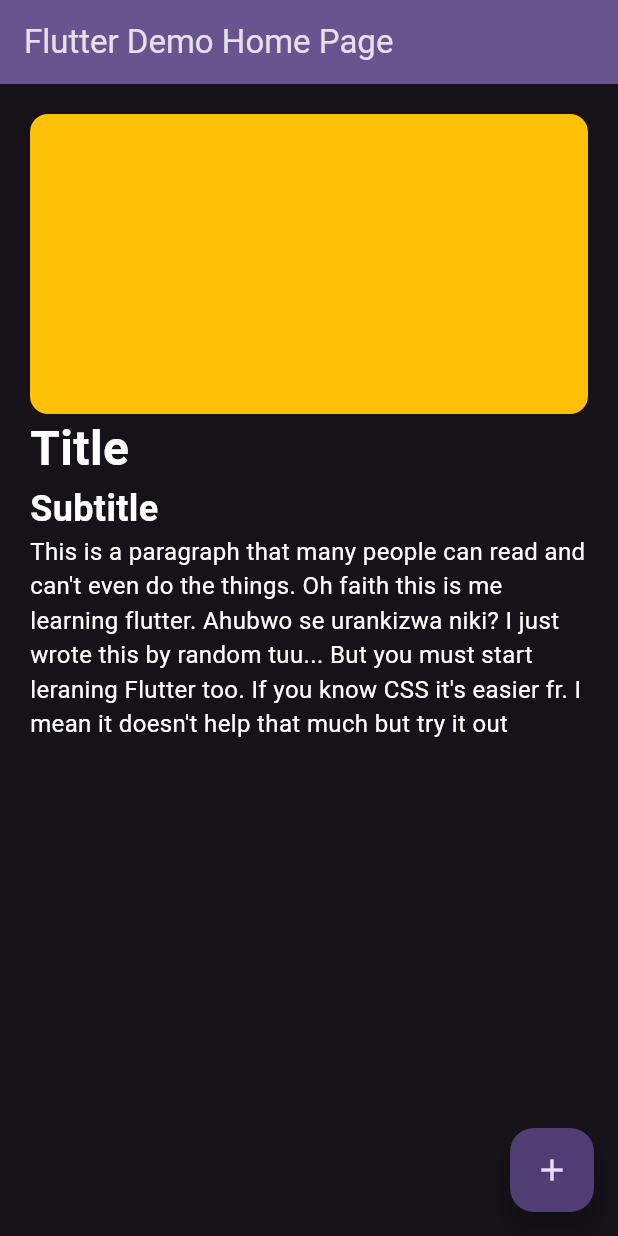
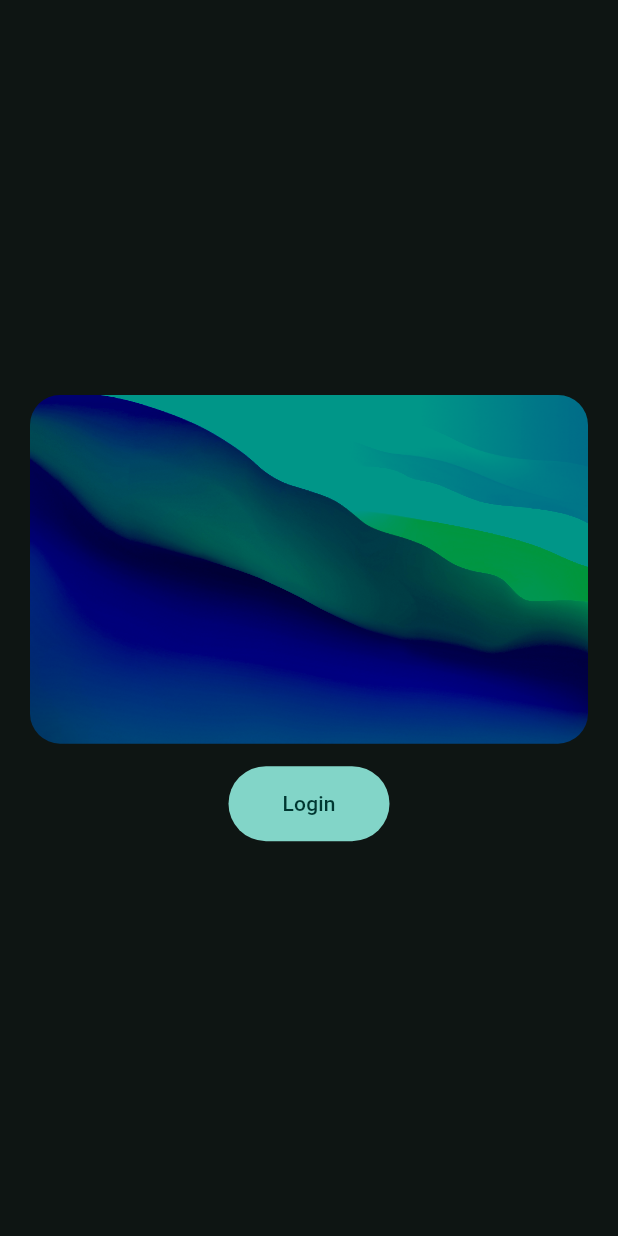
Before and after one commit to xCHLOMIx/FlutterAPP, a Flutter app: the screen it shows after launch, on a phone screen of 412 x 824 dp. Run offline on Flutter 3.47's test engine with Material 3 defaults, Android fonts, the phone set to English and light mode, and no system bars.

Commit message:
UPDATED: Flutter knowledge

```diff
--- /dev/null
+++ b/lib/data/notifiers.dart
@@ -0,0 +1,4 @@
+import 'package:flutter/material.dart';
+
+ValueNotifier<int> selectedPageNotifier = ValueNotifier(0);
+ValueNotifier<bool> isDarkModeNotifier = ValueNotifier(true);
--- a/lib/main.dart
+++ b/lib/main.dart
@@ -1,4 +1,6 @@
 import 'package:flutter/material.dart';
+import 'package:flutter_app/data/notifiers.dart';
+import 'package:flutter_app/views/pages/welcome_page.dart';
 
 void main() {
   runApp(const MyApp());
@@ -7,132 +9,21 @@ void main() {
 class MyApp extends StatelessWidget {
   const MyApp({super.key});
 
-  // This widget is the root of your application.
   @override
   Widget build(BuildContext context) {
+    return ValueListenableBuilder(
+        valueListenable: isDarkModeNotifier,
+        builder: (context, isDarkMode, child) {
           return MaterialApp(
             debugShowCheckedModeBanner: false,
-      title: 'Flutter Demo',
             theme: ThemeData(
-        // This is the theme of your application.
-        //
-        // TRY THIS: Try running your application with "flutter run". You'll see
-        // the application has a purple toolbar. Then, without quitting the app,
-        // try changing the seedColor in the colorScheme below to Colors.green
-        // and then invoke "hot reload" (save your changes or press the "hot
-        // reload" button in a Flutter-supported IDE, or press "r" if you used
-        // the command line to start the app).
-        //
-        // Notice that the counter didn't reset back to zero; the application
-        // state is not lost during the reload. To reset the state, use hot
-        // restart instead.
-        //
-        // This works for code too, not just values: Most code changes can be
-        // tested with just a hot reload.
               colorScheme: ColorScheme.fromSeed(
-            seedColor: Colors.deepPurple, brightness: Brightness.dark),
-        useMaterial3: true,
+                seedColor: Colors.teal,
+                brightness: isDarkMode ? Brightness.dark : Brightness.light,
               ),
-      home: const MyHomePage(title: 'Flutter Demo Home Page'),
+            ),
+            home: const WelcomePage(),
           );
+        });
   }
 }
-
-class MyHomePage extends StatefulWidget {
-  const MyHomePage({super.key, required this.title});
-
-  // This widget is the home page of your application. It is stateful, meaning
-  // that it has a State object (defined below) that contains fields that affect
-  // how it looks.
-
-  // This class is the configuration for the state. It holds the values (in this
-  // case the title) provided by the parent (in this case the App widget) and
-  // used by the build method of the State. Fields in a Widget subclass are
-  // always marked "final".
-
-  final String title;
-
-  @override
-  State<MyHomePage> createState() => _MyHomePageState();
-}
-
-class _MyHomePageState extends State<MyHomePage> {
-  // int _counter = 0;
-
-  void _incrementCounter() {
-    setState(() {
-      // This call to setState tells the Flutter framework that something has
-      // changed in this State, which causes it to rerun the build method below
-      // so that the display can reflect the updated values. If we changed
-      // _counter without calling setState(), then the build method would not be
-      // called again, and so nothing would appear to happen.
-      // _counter++;
-    });
-  }
-
-  @override
-  Widget build(BuildContext context) {
-    // This method is rerun every time setState is called, for instance as done
-    // by the _incrementCounter method above.
-    //
-    // The Flutter framework has been optimized to make rerunning build methods
-    // fast, so that you can just rebuild anything that needs updating rather
-    // than having to individually change instances of widgets.
-    return Scaffold(
-      appBar: AppBar(
-        // TRY THIS: Try changing the color here to a specific color (to
-        // Colors.amber, perhaps?) and trigger a hot reload to see the AppBar
-        // change color while the other colors stay the same.
-        backgroundColor: Theme.of(context).colorScheme.inversePrimary,
-        // Here we take the value from the MyHomePage object that was created by
-        // the App.build method, and use it to set our appbar title.
-        title: Text(widget.title),
-      ),
-      body: Center(
-        child: Container(
-          margin: const EdgeInsets.all(20.0),
-          child: Column(
-            crossAxisAlignment: CrossAxisAlignment.start,
-            children: [
-              Container(
-                height: 200.0,
-                width: double.infinity,
-                decoration: BoxDecoration(
-                    color: Colors.amber,
-                    borderRadius: BorderRadius.circular(12.0)),
-              ),
-              const Text(
-                "Title",
-                style: TextStyle(
-                  color: Colors.white,
-                  fontWeight: FontWeight.bold,
-                  fontSize: 32.0,
-                ),
-              ),
-              const Text(
-                "Subtitle",
-                style: TextStyle(
-                  color: Colors.white,
-                  fontWeight: FontWeight.w700,
-                  fontSize: 24.0,
-                ),
-              ),
-              const Text(
-                "This is a paragraph that many people can read and can't even do the things. Oh faith this is me learning flutter. Ahubwo se urankizwa niki? I just wrote this by random tuu... But you must start leraning Flutter too. If you know CSS it's easier fr. I mean it doesn't help that much but try it out",
-                style: TextStyle(
-                  color: Colors.white,
-                  fontSize: 16.0,
-                ),
-              ),
-            ],
-          ),
-        ),
-      ),
-      floatingActionButton: FloatingActionButton(
-        onPressed: _incrementCounter,
-        tooltip: 'Increment',
-        child: const Icon(Icons.add),
-      ), // This trailing comma makes auto-formatting nicer for build methods.
-    );
-  }
-}
--- /dev/null
+++ b/lib/views/pages/welcome_page.dart
@@ -0,0 +1,49 @@
+import 'package:flutter/material.dart';
+import 'package:flutter_app/views/widget_tree.dart';
+import 'package:flutter_app/widgets/hero_widget.dart';
+
+class WelcomePage extends StatelessWidget {
+  const WelcomePage({super.key});
+
+  @override
+  Widget build(BuildContext context) {
+    return Scaffold(
+      body: Center(
+        child: Padding(
+          padding: const EdgeInsets.all(20.0),
+          child: Column(
+            mainAxisAlignment: MainAxisAlignment.center,
+            children: [
+              const HeroWidget(),
+              const SizedBox(
+                height: 15.0,
+              ),
+              FilledButton(
+                onPressed: () {
+                  Navigator.pushReplacement(
+                    context,
+                    MaterialPageRoute(
+                      builder: (context) {
+                        return const WidgetTree();
+                      },
+                    ),
+                  );
+                },
+                // ignore: prefer_const_constructors
+                child: Padding(
+                  padding: const EdgeInsets.only(
+                    right: 12.0,
+                    left: 12.0,
+                    top: 15.0,
+                    bottom: 15.0,
+                  ),
+                  child: const Text("Login"),
+                ),
+              )
+            ],
+          ),
+        ),
+      ),
+    );
+  }
+}
--- /dev/null
+++ b/lib/widgets/hero_widget.dart
@@ -0,0 +1,20 @@
+import 'package:flutter/material.dart';
+
+class HeroWidget extends StatelessWidget {
+  const HeroWidget({super.key});
+
+  @override
+  Widget build(BuildContext context) {
+    return Hero(
+      tag: "heroOne",
+      child: ClipRRect(
+        borderRadius: BorderRadius.circular(20.0),
+        child: Image.asset(
+          'assets/images/bg.jpg',
+          color: Colors.teal,
+          colorBlendMode: BlendMode.darken,
+        ),
+      ),
+    );
+  }
+}
```
Also changed, not shown: lib/views/pages/home_page.dart (added, +16 -0 lines), lib/views/pages/profile_page.dart (added, +33 -0 lines), lib/views/pages/settings_page.dart (added, +108 -0 lines), lib/views/widget_tree.dart (added, +63 -0 lines), lib/widgets/navbar_widget.dart (added, +51 -0 lines), pubspec.yaml (+3 -6 lines), assets/images/bg.jpg (added), pubspec.lock. Lines whose indentation alone changed are shown as unchanged.
